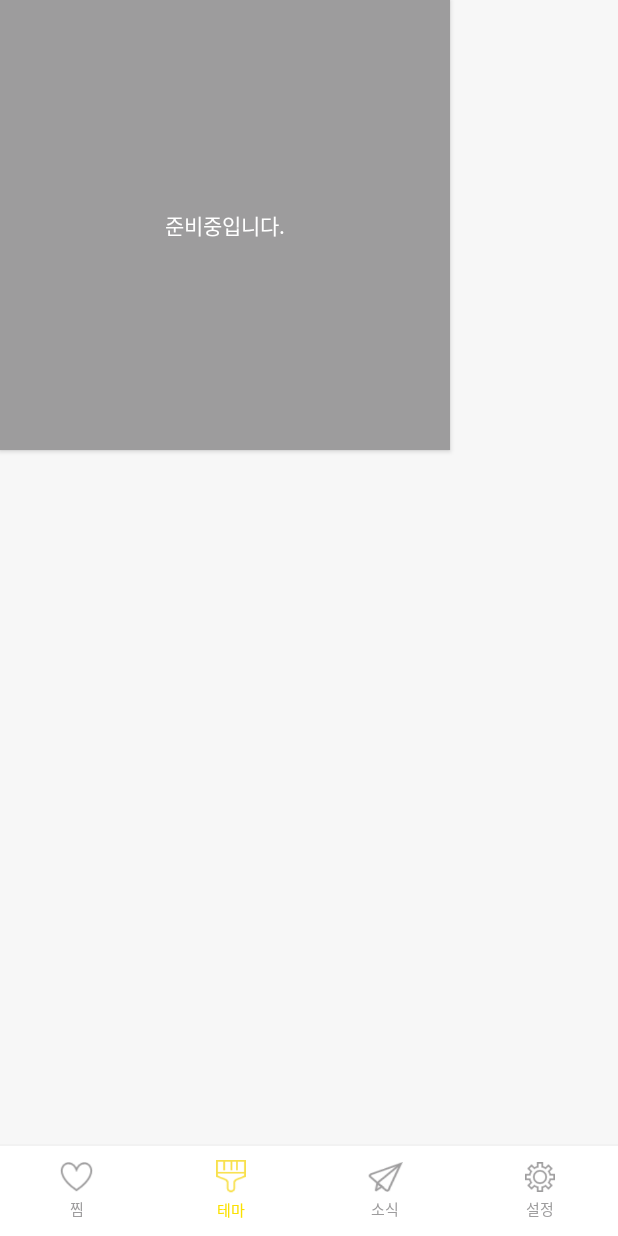
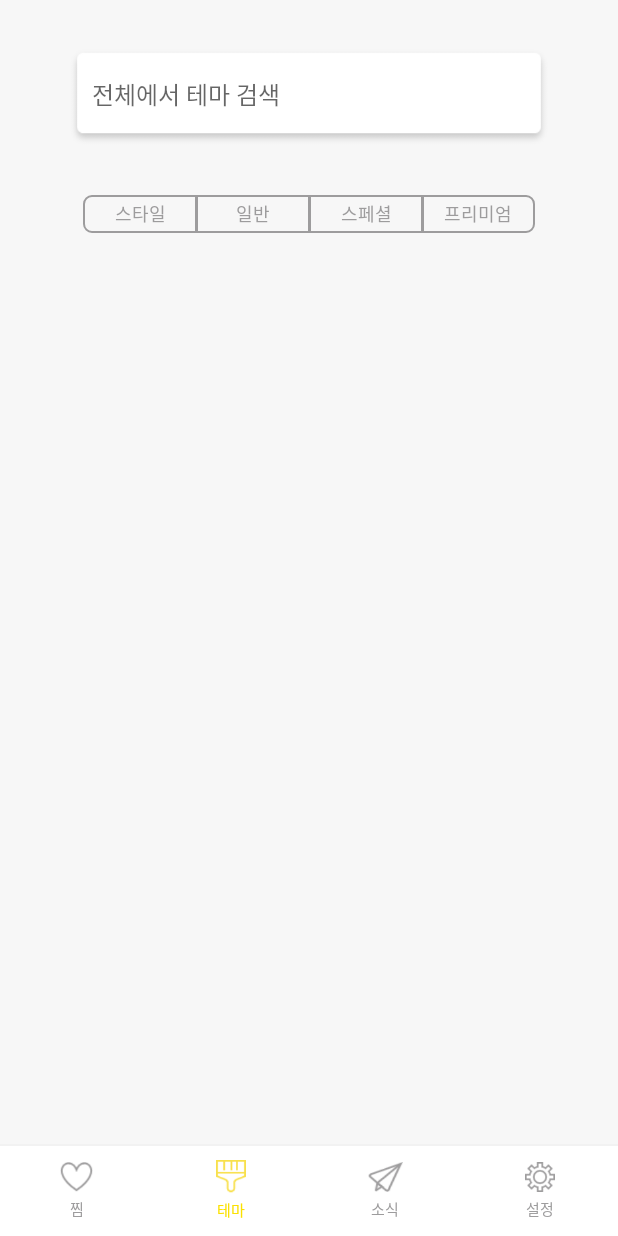
Before and after one commit to bqlab/ThemeLab, an Android app: the MainActivity screen opened directly, with no data from a screen before it, after a tap on "테마", on a phone screen of 412 x 824 dp. Run offline under Robolectric (Android 15) with nearby library versions, the phone set to English and light mode, and no system bars; 1 other tap on this screen came first.

Commit message:
patch-180818
 - 테마레이아웃 만드는 중이다.

```diff
--- /dev/null
+++ b/app/src/main/res/drawable/themes_category_end.xml
@@ -0,0 +1,12 @@
+<?xml version="1.0" encoding="utf-8"?>
+<shape xmlns:android="http://schemas.android.com/apk/res/android"
+    android:insetRight="-1dp"
+    android:shape="rectangle">
+    <solid android:color="@color/colorTransparent" />
+    <corners
+        android:bottomRightRadius="5dp"
+        android:topRightRadius="5dp" />
+    <stroke
+        android:width="1dp"
+        android:color="@color/colorGrayLight" />
+</shape>
--- /dev/null
+++ b/app/src/main/res/drawable/themes_category_mid.xml
@@ -0,0 +1,12 @@
+<?xml version="1.0" encoding="utf-8"?>
+<inset
+    xmlns:android="http://schemas.android.com/apk/res/android"
+    android:insetRight="-1dp">
+    <shape android:padding="10dp"
+        android:shape="rectangle">
+        <solid android:color="@color/colorTransparent" />
+        <stroke
+            android:width="1dp"
+            android:color="@color/colorGrayLight" />
+    </shape>
+</inset>
--- /dev/null
+++ b/app/src/main/res/drawable/themes_category_start.xml
@@ -0,0 +1,15 @@
+<?xml version="1.0" encoding="utf-8"?>
+<inset
+    xmlns:android="http://schemas.android.com/apk/res/android"
+    android:insetRight="-1dp">
+    <shape android:padding="10dp"
+        android:shape="rectangle">
+        <solid android:color="@color/colorTransparent" />
+        <corners
+            android:bottomLeftRadius="5dp"
+            android:topLeftRadius="5dp" />
+        <stroke
+            android:width="1dp"
+            android:color="@color/colorGrayLight" />
+    </shape>
+</inset>
--- a/app/src/main/res/layout/layout_themes.xml
+++ b/app/src/main/res/layout/layout_themes.xml
@@ -1,13 +1,93 @@
 <FrameLayout xmlns:android="http://schemas.android.com/apk/res/android"
     xmlns:app="http://schemas.android.com/apk/res-auto"
+    xmlns:tools="http://schemas.android.com/tools"
     android:layout_width="match_parent"
     android:layout_height="match_parent">
 
-    <Button
-        android:layout_width="300dp"
-        android:layout_height="300dp"
-        android:background="@color/colorGrayLight"
-        android:text="@string/app_no_data"
-        android:textColor="@color/colorWhite"/>
+    <LinearLayout
+        android:layout_width="match_parent"
+        android:layout_height="match_parent"
+        android:orientation="vertical">
 
+        <LinearLayout
+            android:id="@+id/themes_search"
+            android:layout_width="match_parent"
+            android:layout_height="0dp"
+            android:layout_weight="15"
+            android:gravity="center"
+            android:orientation="vertical">
+
+            <LinearLayout
+                android:layout_width="320dp"
+                android:layout_height="65dp"
+                android:background="@drawable/themes_search_bar"
+                android:gravity="center_vertical"
+                android:orientation="horizontal">
+
+                <EditText
+                    android:layout_width="0dp"
+                    android:layout_height="wrap_content"
+                    android:layout_weight="9"
+                    android:background="@null"
+                    android:hint="@string/themes_search_bar"
+                    android:inputType="text"
+                    android:paddingBottom="3dp"
+                    android:paddingEnd="10dp"
+                    android:paddingStart="15dp"
+                    android:singleLine="true"
+                    android:textColor="@color/colorBlack"
+                    android:textSize="16sp" />
+            </LinearLayout>
+        </LinearLayout>
+
+        <LinearLayout
+            android:layout_width="match_parent"
+            android:layout_height="0dp"
+            android:layout_weight="5"
+            android:gravity="center_horizontal"
+            android:orientation="horizontal">
+
+            <Button
+                android:layout_width="75dp"
+                android:layout_height="25dp"
+                android:background="@drawable/themes_category_start"
+                android:text="@string/themes_category_style"
+                android:textColor="@color/colorGrayLight"
+                android:textSize="12sp" />
+
+            <Button
+                android:layout_width="75dp"
+                android:layout_height="25dp"
+                android:background="@drawable/themes_category_mid"
+                android:text="@string/themes_category_general"
+                android:textColor="@color/colorGrayLight"
+                android:textSize="12sp" />
+
+            <Button
+                android:layout_width="75dp"
+                android:layout_height="25dp"
+                android:background="@drawable/themes_category_mid"
+                android:text="@string/themes_category_special"
+                android:textColor="@color/colorGrayLight"
+                android:textSize="12sp" />
+
+            <Button
+                android:layout_width="75dp"
+                android:layout_height="25dp"
+                android:background="@drawable/themes_category_end"
+                android:text="@string/themes_category_premium"
+                android:textColor="@color/colorGrayLight"
+                android:textSize="12sp" />
+        </LinearLayout>
+
+        <LinearLayout
+            android:layout_width="match_parent"
+            android:layout_height="0dp"
+            android:layout_weight="60" />
+
+        <LinearLayout
+            android:layout_width="match_parent"
+            android:layout_height="0dp"
+            android:layout_weight="15" />
+    </LinearLayout>
 </FrameLayout>
--- a/app/src/main/res/values/strings.xml
+++ b/app/src/main/res/values/strings.xml
@@ -9,6 +9,12 @@
     <string name="main_bar_themes">테마</string>
     <string name="main_bar_news">소식</string>
     <string name="main_bar_setting">설정</string>
+
+    <string name="themes_search_bar">전체에서 테마 검색</string>
+    <string name="themes_category_style">스타일</string>
+    <string name="themes_category_general">일반</string>
+    <string name="themes_category_special">스페셜</string>
+    <string name="themes_category_premium">프리미엄</string>
 
     <!--
     <string name="main_search_hint">예: 심플테마, 핑크, 우주</string>
```
Also changed, not shown: app/src/main/res/drawable/themes_search_bar.png (added).
